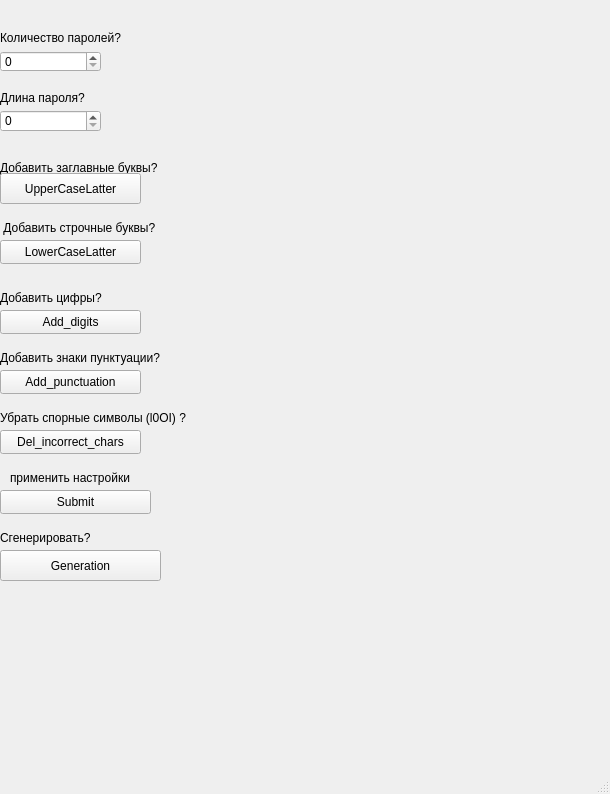
Before: the Qt Designer form interface.ui in AnnushkaStark/Passwords_generator, drawn with Qt 5.
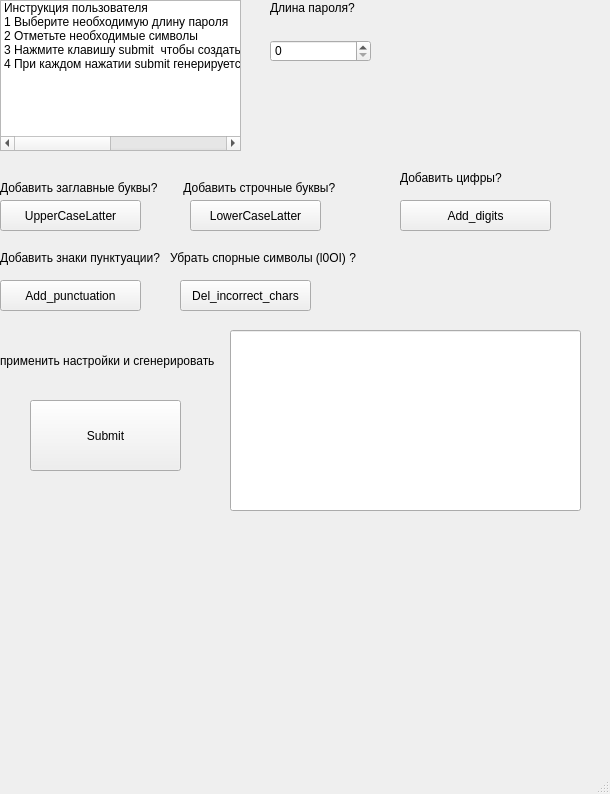
After: the same form once the commit is applied.

What changed in the file:
```diff
--- a/interface.ui
+++ b/interface.ui
@@ -14,44 +14,21 @@
    <string>MainWindow</string>
   </property>
   <widget class="QWidget" name="centralwidget">
-   <widget class="QSpinBox" name="Password_counter">
-    <property name="geometry">
-     <rect>
-      <x>0</x>
-      <y>51</y>
-      <width>101</width>
-      <height>21</height>
-     </rect>
-    </property>
-   </widget>
    <widget class="QSpinBox" name="password_lenght">
     <property name="geometry">
      <rect>
-      <x>0</x>
-      <y>110</y>
+      <x>270</x>
+      <y>40</y>
       <width>101</width>
       <height>22</height>
      </rect>
     </property>
    </widget>
-   <widget class="QLabel" name="label">
-    <property name="geometry">
-     <rect>
-      <x>0</x>
-      <y>30</y>
-      <width>281</width>
-      <height>16</height>
-     </rect>
-    </property>
-    <property name="text">
-     <string>Количество паролей?</string>
-    </property>
-   </widget>
    <widget class="QLabel" name="label_2">
     <property name="geometry">
      <rect>
-      <x>0</x>
-      <y>90</y>
+      <x>270</x>
+      <y>0</y>
       <width>231</width>
       <height>16</height>
      </rect>
@@ -64,8 +41,8 @@
     <property name="geometry">
      <rect>
       <x>0</x>
-      <y>160</y>
-      <width>271</width>
+      <y>180</y>
+      <width>171</width>
       <height>16</height>
      </rect>
     </property>
@@ -77,7 +54,7 @@
     <property name="geometry">
      <rect>
       <x>0</x>
-      <y>173</y>
+      <y>200</y>
       <width>141</width>
       <height>31</height>
      </rect>
@@ -89,10 +66,10 @@
    <widget class="QPushButton" name="pushButton_2">
     <property name="geometry">
      <rect>
-      <x>0</x>
-      <y>240</y>
-      <width>141</width>
-      <height>24</height>
+      <x>190</x>
+      <y>200</y>
+      <width>131</width>
+      <height>31</height>
      </rect>
     </property>
     <property name="text">
@@ -102,8 +79,8 @@
    <widget class="QLabel" name="label_4">
     <property name="geometry">
      <rect>
-      <x>0</x>
-      <y>220</y>
+      <x>180</x>
+      <y>180</y>
       <width>161</width>
       <height>16</height>
      </rect>
@@ -115,10 +92,10 @@
    <widget class="QPushButton" name="pushButton_3">
     <property name="geometry">
      <rect>
-      <x>0</x>
-      <y>310</y>
-      <width>141</width>
-      <height>24</height>
+      <x>400</x>
+      <y>200</y>
+      <width>151</width>
+      <height>31</height>
      </rect>
     </property>
     <property name="text">
@@ -128,8 +105,8 @@
    <widget class="QLabel" name="label_5">
     <property name="geometry">
      <rect>
-      <x>0</x>
-      <y>290</y>
+      <x>400</x>
+      <y>170</y>
       <width>141</width>
       <height>16</height>
      </rect>
@@ -142,9 +119,9 @@
     <property name="geometry">
      <rect>
       <x>0</x>
-      <y>370</y>
+      <y>280</y>
       <width>141</width>
-      <height>24</height>
+      <height>31</height>
      </rect>
     </property>
     <property name="text">
@@ -155,7 +132,7 @@
     <property name="geometry">
      <rect>
       <x>0</x>
-      <y>350</y>
+      <y>250</y>
       <width>181</width>
       <height>16</height>
      </rect>
@@ -167,10 +144,10 @@
    <widget class="QPushButton" name="pushButton_5">
     <property name="geometry">
      <rect>
-      <x>0</x>
-      <y>430</y>
-      <width>141</width>
-      <height>24</height>
+      <x>180</x>
+      <y>280</y>
+      <width>131</width>
+      <height>31</height>
      </rect>
     </property>
     <property name="text">
@@ -180,9 +157,9 @@
    <widget class="QLabel" name="label_7">
     <property name="geometry">
      <rect>
-      <x>0</x>
-      <y>410</y>
-      <width>291</width>
+      <x>170</x>
+      <y>250</y>
+      <width>211</width>
       <height>16</height>
      </rect>
     </property>
@@ -190,39 +167,13 @@
      <string>Убрать спорные символы (l0OI) ?</string>
     </property>
    </widget>
-   <widget class="QPushButton" name="pushButton_6">
-    <property name="geometry">
-     <rect>
-      <x>0</x>
-      <y>550</y>
-      <width>161</width>
-      <height>31</height>
-     </rect>
-    </property>
-    <property name="text">
-     <string>Generation</string>
-    </property>
-   </widget>
-   <widget class="QLabel" name="label_8">
-    <property name="geometry">
-     <rect>
-      <x>0</x>
-      <y>530</y>
-      <width>191</width>
-      <height>16</height>
-     </rect>
-    </property>
-    <property name="text">
-     <string>Сгенерировать?</string>
-    </property>
-   </widget>
    <widget class="QPushButton" name="pushButton_7">
     <property name="geometry">
      <rect>
-      <x>0</x>
-      <y>490</y>
+      <x>30</x>
+      <y>400</y>
       <width>151</width>
-      <height>24</height>
+      <height>71</height>
      </rect>
     </property>
     <property name="text">
@@ -232,27 +183,59 @@
    <widget class="QLabel" name="label_9">
     <property name="geometry">
      <rect>
-      <x>10</x>
-      <y>470</y>
-      <width>141</width>
-      <height>16</height>
+      <x>0</x>
+      <y>350</y>
+      <width>231</width>
+      <height>21</height>
      </rect>
     </property>
     <property name="text">
-     <string>применить настройки</string>
+     <string>применить настройки и сгенерировать</string>
     </property>
    </widget>
-   <widget class="QLabel" name="label_10">
+   <widget class="QListWidget" name="listWidget">
     <property name="geometry">
      <rect>
       <x>0</x>
-      <y>600</y>
-      <width>581</width>
-      <height>161</height>
+      <y>0</y>
+      <width>241</width>
+      <height>151</height>
      </rect>
     </property>
-    <property name="text">
-     <string/>
+    <item>
+     <property name="text">
+      <string>Инструкция пользователя</string>
+     </property>
+    </item>
+    <item>
+     <property name="text">
+      <string>1 Выберите необходимую длину пароля</string>
+     </property>
+    </item>
+    <item>
+     <property name="text">
+      <string>2 Отметьте необходимые символы</string>
+     </property>
+    </item>
+    <item>
+     <property name="text">
+      <string>3 Нажмите клавишу submit  чтобы создать пароль</string>
+     </property>
+    </item>
+    <item>
+     <property name="text">
+      <string>4 При каждом нажатии submit генерируется новый пароль с применнными вами настройками</string>
+     </property>
+    </item>
+   </widget>
+   <widget class="QLineEdit" name="lineEdit">
+    <property name="geometry">
+     <rect>
+      <x>230</x>
+      <y>330</y>
+      <width>351</width>
+      <height>181</height>
+     </rect>
     </property>
    </widget>
   </widget>
```
Left out of the diff: 3 changed lines with no effect on the pictures.
